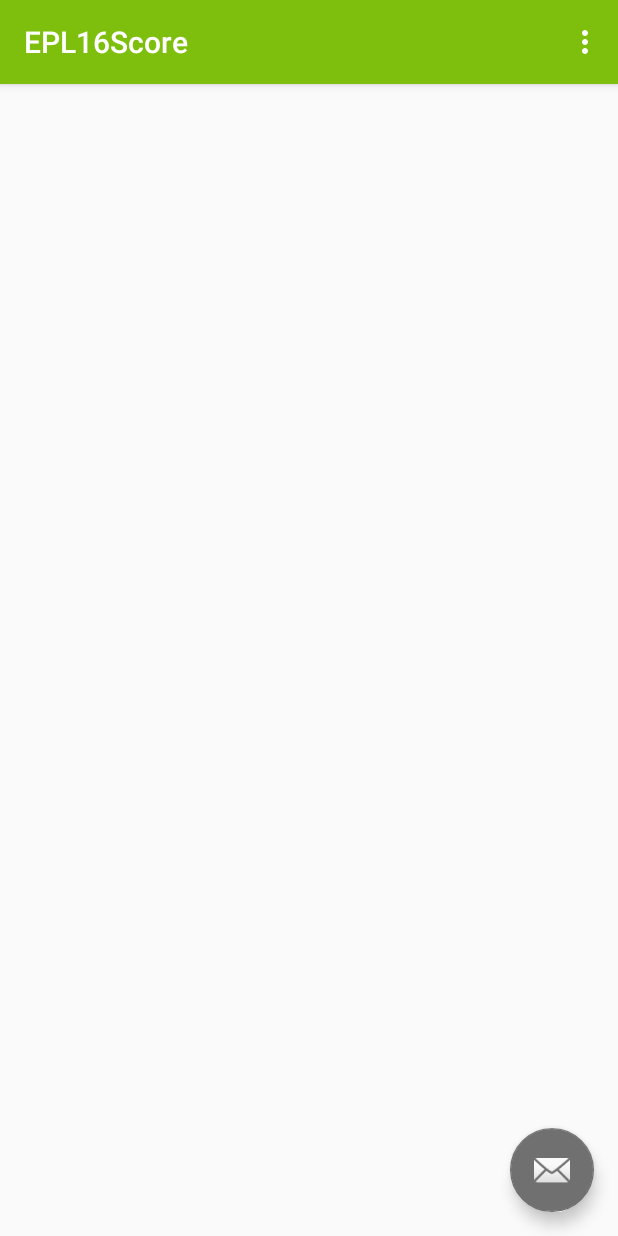
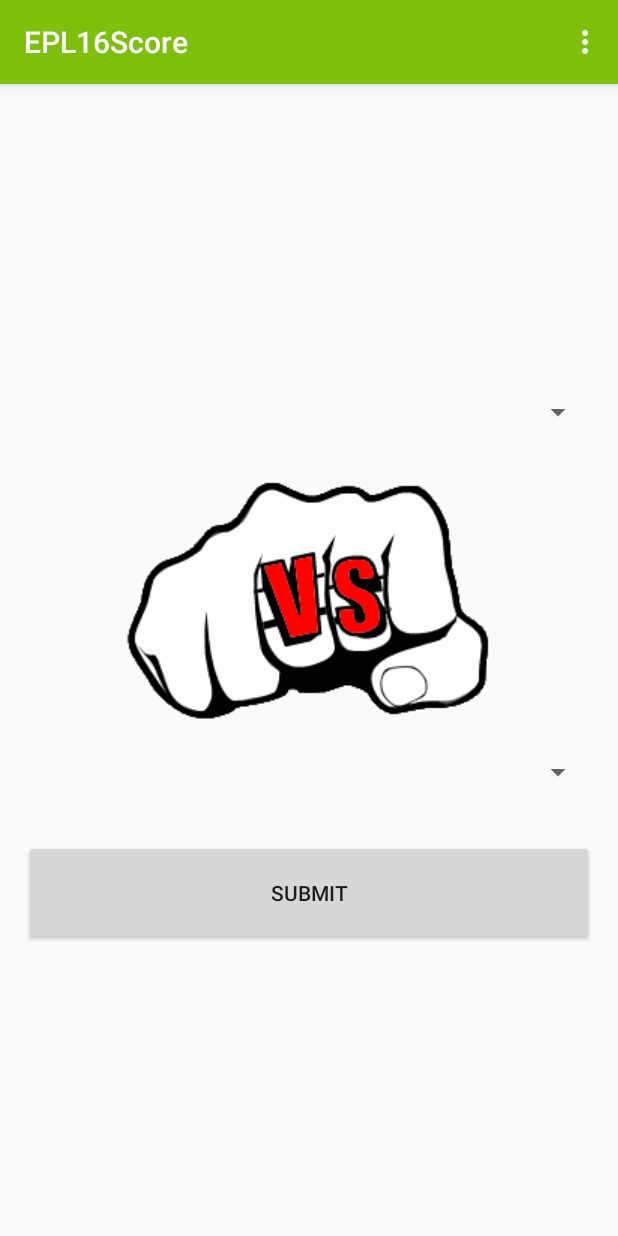
Before and after one commit to klijojoseph/EPL16Score, an Android app: the MainActivity screen opened directly, with no data from a screen before it, on a phone screen of 412 x 824 dp. Run offline under Robolectric (Android 15) with nearby library versions, the phone set to English and light mode, and no system bars.

Commit message:
Initial commit by bibin

```diff
--- a/app/src/main/java/com/lijojoseph/epl16score/MainActivity.java
+++ b/app/src/main/java/com/lijojoseph/epl16score/MainActivity.java
@@ -1,31 +1,28 @@
 package com.lijojoseph.epl16score;
 
 import android.os.Bundle;
-import android.support.design.widget.FloatingActionButton;
-import android.support.design.widget.Snackbar;
 import android.support.v7.app.AppCompatActivity;
 import android.support.v7.widget.Toolbar;
-import android.view.View;
 import android.view.Menu;
 import android.view.MenuItem;
+import android.widget.Button;
+import android.widget.Spinner;
 
 public class MainActivity extends AppCompatActivity {
 
+    private Spinner team1Spinner,team2Spinner;
+    private Button submitBtn;
     @Override
     protected void onCreate(Bundle savedInstanceState) {
         super.onCreate(savedInstanceState);
         setContentView(R.layout.activity_main);
         Toolbar toolbar = (Toolbar) findViewById(R.id.toolbar);
         setSupportActionBar(toolbar);
+        //initalize id
+        team1Spinner=(Spinner)findViewById(R.id.team1_spinner);
+        team1Spinner=(Spinner)findViewById(R.id.team1_spinner);
+        submitBtn=(Button)findViewById(R.id.submit_btn);
 
-        FloatingActionButton fab = (FloatingActionButton) findViewById(R.id.fab);
-        fab.setOnClickListener(new View.OnClickListener() {
-            @Override
-            public void onClick(View view) {
-                Snackbar.make(view, "Replace with your own action", Snackbar.LENGTH_LONG)
-                        .setAction("Action", null).show();
-            }
-        });
     }
 
     @Override
--- a/app/src/main/res/layout/activity_main.xml
+++ b/app/src/main/res/layout/activity_main.xml
@@ -23,12 +23,6 @@
 
     <include layout="@layout/content_main" />
 
-    <android.support.design.widget.FloatingActionButton
-        android:id="@+id/fab"
-        android:layout_width="wrap_content"
-        android:layout_height="wrap_content"
-        android:layout_gravity="bottom|end"
-        android:layout_margin="@dimen/fab_margin"
-        android:src="@android:drawable/ic_dialog_email" />
+
 
 </android.support.design.widget.CoordinatorLayout>
--- a/app/src/main/res/layout/content_main.xml
+++ b/app/src/main/res/layout/content_main.xml
@@ -10,7 +10,46 @@
     android:paddingTop="@dimen/activity_vertical_margin"
     app:layout_behavior="@string/appbar_scrolling_view_behavior"
     tools:context="com.lijojoseph.epl16score.MainActivity"
+    android:gravity="center"
     tools:showIn="@layout/activity_main">
+<LinearLayout
+    android:layout_width="match_parent"
+    android:gravity="center"
+    android:layout_gravity="center"
+    android:layout_height="wrap_content"
+    android:orientation="vertical">
+<Spinner
+    android:layout_width="match_parent"
+    android:layout_height="70dp"
+    android:id="@+id/team1_spinner"
+    android:layout_marginBottom="10dp"
+    android:padding="10dp"
+
+   >
+
+</Spinner>
+    <ImageView
+        android:layout_width="wrap_content"
+        android:layout_height="wrap_content"
+        android:background="@drawable/vs"/>
+
+    <Spinner
+        android:layout_width="match_parent"
+        android:id="@+id/team2_spinner"
+        android:layout_height="70dp"
+        android:layout_marginBottom="10dp"
+        android:padding="10dp"
+        >
+
+    </Spinner>
+<Button
+    android:id="@+id/submit_btn"
+    android:layout_width="match_parent"
+    android:layout_height="70dp"
+    android:text="@string/Sumbit"
+    android:layout_marginBottom="10dp"
+    android:padding="10dp"/>
+   </LinearLayout>
 
 
 
--- a/app/src/main/res/values/strings.xml
+++ b/app/src/main/res/values/strings.xml
@@ -1,4 +1,5 @@
 <resources>
     <string name="app_name">EPL16Score</string>
     <string name="action_settings">Settings</string>
+    <string name="Sumbit">Submit</string>
 </resources>
```
Also changed, not shown: app/src/main/res/drawable/vs.gif (added).
